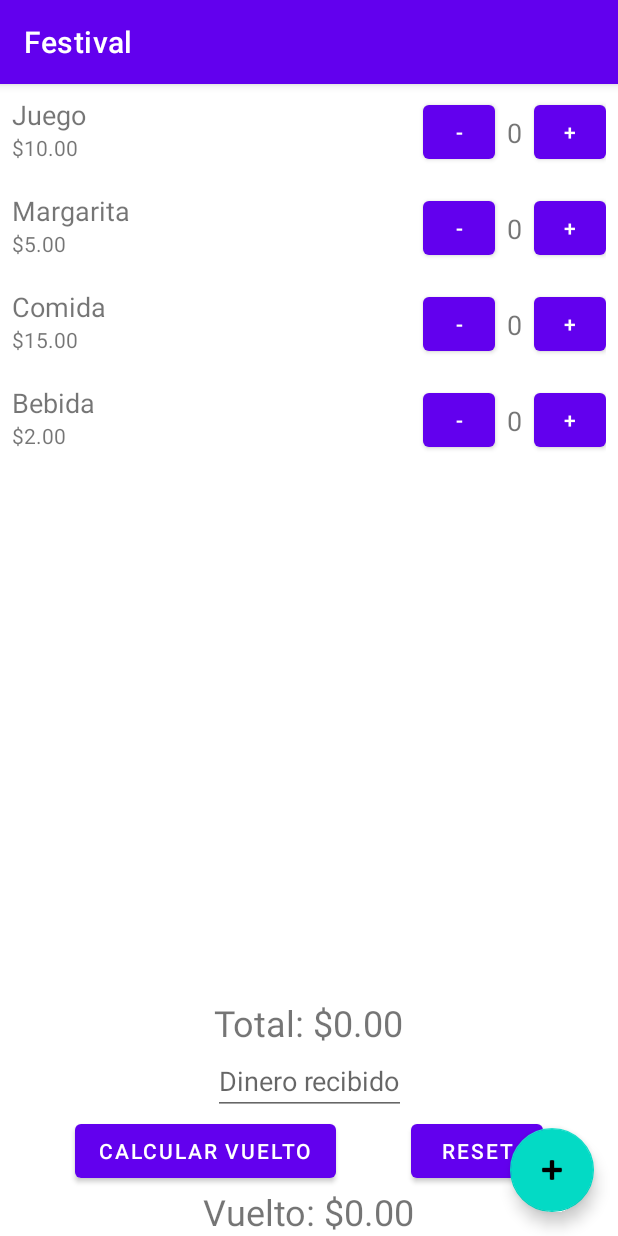
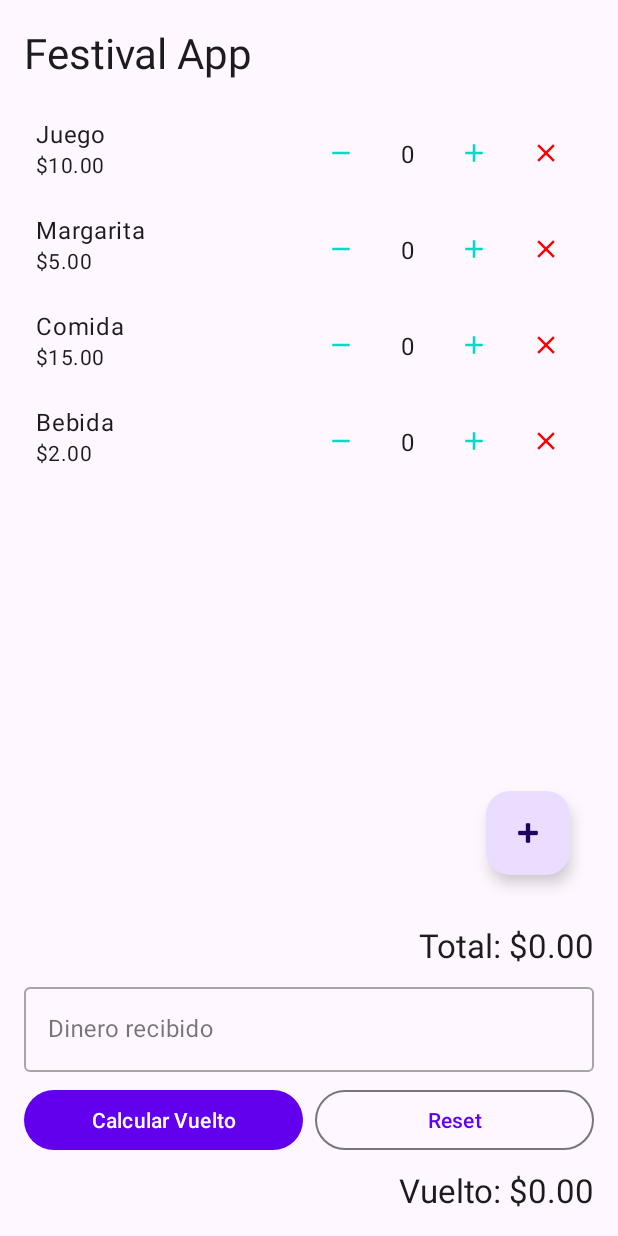
Before and after one commit to Pablofing2013/Aplicacion-festival-Android, an Android app: the screen it shows after launch (MainActivity), on a phone screen of 412 x 824 dp. Run offline under Robolectric (Android 15) with nearby library versions, the phone set to English and light mode, and no system bars.

Commit message:
se agregaron estilos

```diff
--- a/app/build.gradle.kts
+++ b/app/build.gradle.kts
@@ -30,7 +30,7 @@ android {
     }
     compileOptions {
         sourceCompatibility = JavaVersion.VERSION_11
-        targetCompatibility = JavaVersion.VERSION_17
+        targetCompatibility = JavaVersion.VERSION_11
     }
     kotlinOptions {
         jvmTarget = "11"
--- a/app/src/main/java/uy/escuela/festival/AddProductActivity.kt
+++ b/app/src/main/java/uy/escuela/festival/AddProductActivity.kt
@@ -4,13 +4,13 @@ import android.app.Activity
 import android.content.Intent
 import android.os.Bundle
 import android.widget.Button
-import android.widget.EditText
 import androidx.appcompat.app.AppCompatActivity
+import com.google.android.material.textfield.TextInputEditText
 
 class AddProductActivity : AppCompatActivity() {
 
-    private lateinit var nameEditText: EditText
-    private lateinit var priceEditText: EditText
+    private lateinit var nameEditText: TextInputEditText
+    private lateinit var priceEditText: TextInputEditText
     private lateinit var saveButton: Button
 
     override fun onCreate(savedInstanceState: Bundle?) {
--- a/app/src/main/java/uy/escuela/festival/ItemAdapter.kt
+++ b/app/src/main/java/uy/escuela/festival/ItemAdapter.kt
@@ -9,7 +9,8 @@ import androidx.recyclerview.widget.RecyclerView
 
 class ItemAdapter(
     private val items: List<Item>,
-    private val onQuantityChanged: () -> Unit
+    private val onQuantityChanged: () -> Unit,
+    private val onDeleteClicked: (Item) -> Unit
 ) : RecyclerView.Adapter<ItemAdapter.ViewHolder>() {
 
     override fun onCreateViewHolder(parent: ViewGroup, viewType: Int): ViewHolder {
@@ -36,6 +37,10 @@ class ItemAdapter(
                 onQuantityChanged()
             }
         }
+
+        holder.deleteButton.setOnClickListener {
+            onDeleteClicked(item)
+        }
     }
 
     override fun getItemCount() = items.size
@@ -46,5 +51,6 @@ class ItemAdapter(
         val itemQuantity: TextView = itemView.findViewById(R.id.itemQuantity)
         val plusButton: Button = itemView.findViewById(R.id.plusButton)
         val minusButton: Button = itemView.findViewById(R.id.minusButton)
+        val deleteButton: Button = itemView.findViewById(R.id.deleteButton)
     }
 }
--- a/app/src/main/java/uy/escuela/festival/MainActivity.kt
+++ b/app/src/main/java/uy/escuela/festival/MainActivity.kt
@@ -4,19 +4,19 @@ import android.app.Activity
 import android.content.Intent
 import android.os.Bundle
 import android.widget.Button
-import android.widget.EditText
 import android.widget.TextView
 import androidx.activity.result.contract.ActivityResultContracts
 import androidx.appcompat.app.AppCompatActivity
 import androidx.recyclerview.widget.LinearLayoutManager
 import androidx.recyclerview.widget.RecyclerView
 import com.google.android.material.floatingactionbutton.FloatingActionButton
+import com.google.android.material.textfield.TextInputEditText
 
 class MainActivity : AppCompatActivity() {
 
     private lateinit var itemsRecyclerView: RecyclerView
     private lateinit var totalPriceTextView: TextView
-    private lateinit var receivedMoneyEditText: EditText
+    private lateinit var receivedMoneyEditText: TextInputEditText
     private lateinit var calculateChangeButton: Button
     private lateinit var resetButton: Button
     private lateinit var changeTextView: TextView
@@ -54,7 +54,7 @@ class MainActivity : AppCompatActivity() {
         addProductButton = findViewById(R.id.addProductButton)
 
         itemsRecyclerView.layoutManager = LinearLayoutManager(this)
-        itemsRecyclerView.adapter = ItemAdapter(items) { updateTotal() }
+        itemsRecyclerView.adapter = ItemAdapter(items, { updateTotal() }, { deleteItem(it) })
 
         calculateChangeButton.setOnClickListener {
             calculateChange()
@@ -85,7 +85,16 @@ class MainActivity : AppCompatActivity() {
         items.forEach { it.quantity = 0 }
         itemsRecyclerView.adapter?.notifyDataSetChanged()
         updateTotal()
-        receivedMoneyEditText.text.clear()
+        receivedMoneyEditText.text?.clear()
         changeTextView.text = getString(R.string.default_change)
     }
+
+    private fun deleteItem(item: Item) {
+        val position = items.indexOf(item)
+        if (position != -1) {
+            items.removeAt(position)
+            itemsRecyclerView.adapter?.notifyItemRemoved(position)
+            updateTotal()
+        }
+    }
 }
--- /dev/null
+++ b/app/src/main/res/drawable/ic_add.xml
@@ -0,0 +1,10 @@
+<vector xmlns:android="http://schemas.android.com/apk/res/android"
+    android:width="24dp"
+    android:height="24dp"
+    android:viewportWidth="24"
+    android:viewportHeight="24"
+    android:tint="?attr/colorControlNormal">
+  <path
+      android:fillColor="@android:color/white"
+      android:pathData="M19,13h-6v6h-2v-6H5v-2h6V5h2v6h6v2z"/>
+</vector>
--- /dev/null
+++ b/app/src/main/res/drawable/ic_close.xml
@@ -0,0 +1,10 @@
+<vector xmlns:android="http://schemas.android.com/apk/res/android"
+    android:width="24dp"
+    android:height="24dp"
+    android:viewportWidth="24"
+    android:viewportHeight="24"
+    android:tint="?attr/colorControlNormal">
+  <path
+      android:fillColor="@android:color/white"
+      android:pathData="M19,6.41L17.59,5L12,10.59L6.41,5L5,6.41L10.59,12L5,17.59L6.41,19L12,13.41L17.59,19L19,17.59L13.41,12z"/>
+</vector>
--- /dev/null
+++ b/app/src/main/res/drawable/ic_remove.xml
@@ -0,0 +1,10 @@
+<vector xmlns:android="http://schemas.android.com/apk/res/android"
+    android:width="24dp"
+    android:height="24dp"
+    android:viewportWidth="24"
+    android:viewportHeight="24"
+    android:tint="?attr/colorControlNormal">
+  <path
+      android:fillColor="@android:color/white"
+      android:pathData="M19,13H5v-2h14v2z"/>
+</vector>
--- a/app/src/main/res/layout/activity_add_product.xml
+++ b/app/src/main/res/layout/activity_add_product.xml
@@ -2,34 +2,62 @@
 <androidx.constraintlayout.widget.ConstraintLayout xmlns:android="http://schemas.android.com/apk/res/android"
     xmlns:app="http://schemas.android.com/apk/res-auto"
     android:layout_width="match_parent"
-    android:layout_height="match_parent">
+    android:layout_height="match_parent"
+    android:padding="16dp">
 
-    <EditText
-        android:id="@+id/nameEditText"
+    <TextView
+        android:id="@+id/titleTextView"
+        android:layout_width="wrap_content"
+        android:layout_height="wrap_content"
+        android:text="Añadir Nuevo Producto"
+        android:textAppearance="@style/TextAppearance.Material3.HeadlineSmall"
+        app:layout_constraintStart_toStartOf="parent"
+        app:layout_constraintTop_toTopOf="parent"
+        android:layout_marginBottom="24dp"/>
+
+    <com.google.android.material.textfield.TextInputLayout
+        android:id="@+id/nameInputLayout"
+        style="@style/Widget.MaterialComponents.TextInputLayout.OutlinedBox"
         android:layout_width="0dp"
         android:layout_height="wrap_content"
-        android:hint="Nombre del producto"
-        app:layout_constraintTop_toTopOf="parent"
+        android:layout_marginTop="16dp"
+        app:layout_constraintTop_toBottomOf="@+id/titleTextView"
         app:layout_constraintStart_toStartOf="parent"
-        app:layout_constraintEnd_toEndOf="parent" />
+        app:layout_constraintEnd_toEndOf="parent">
 
-    <EditText
-        android:id="@+id/priceEditText"
+        <com.google.android.material.textfield.TextInputEditText
+            android:id="@+id/nameEditText"
+            android:layout_width="match_parent"
+            android:layout_height="wrap_content"
+            android:hint="Nombre del producto" />
+    </com.google.android.material.textfield.TextInputLayout>
+
+    <com.google.android.material.textfield.TextInputLayout
+        android:id="@+id/priceInputLayout"
+        style="@style/Widget.MaterialComponents.TextInputLayout.OutlinedBox"
         android:layout_width="0dp"
         android:layout_height="wrap_content"
-        android:hint="Precio del producto"
-        android:inputType="numberDecimal"
-        app:layout_constraintTop_toBottomOf="@+id/nameEditText"
+        android:layout_marginTop="16dp"
+        app:layout_constraintTop_toBottomOf="@id/nameInputLayout"
         app:layout_constraintStart_toStartOf="parent"
-        app:layout_constraintEnd_toEndOf="parent" />
+        app:layout_constraintEnd_toEndOf="parent">
+
+        <com.google.android.material.textfield.TextInputEditText
+            android:id="@+id/priceEditText"
+            android:layout_width="match_parent"
+            android:layout_height="wrap_content"
+            android:hint="Precio del producto"
+            android:inputType="numberDecimal" />
+    </com.google.android.material.textfield.TextInputLayout>
 
     <Button
         android:id="@+id/saveButton"
-        android:layout_width="wrap_content"
+        android:layout_width="0dp"
         android:layout_height="wrap_content"
         android:text="Guardar"
-        app:layout_constraintTop_toBottomOf="@+id/priceEditText"
+        app:layout_constraintBottom_toBottomOf="parent"
         app:layout_constraintStart_toStartOf="parent"
-        app:layout_constraintEnd_toEndOf="parent" />
+        app:layout_constraintEnd_toEndOf="parent"
+        android:layout_marginBottom="16dp"/>
 
 </androidx.constraintlayout.widget.ConstraintLayout>
--- a/app/src/main/res/layout/activity_main.xml
+++ b/app/src/main/res/layout/activity_main.xml
@@ -4,64 +4,95 @@
     xmlns:tools="http://schemas.android.com/tools"
     android:layout_width="match_parent"
     android:layout_height="match_parent"
+    android:padding="16dp"
     tools:context=".MainActivity">
+
+    <TextView
+        android:id="@+id/titleTextView"
+        android:layout_width="wrap_content"
+        android:layout_height="wrap_content"
+        android:text="Festival App"
+        android:textAppearance="@style/TextAppearance.Material3.HeadlineMedium"
+        app:layout_constraintStart_toStartOf="parent"
+        app:layout_constraintTop_toTopOf="parent" />
 
     <androidx.recyclerview.widget.RecyclerView
         android:id="@+id/itemsRecyclerView"
         android:layout_width="0dp"
         android:layout_height="0dp"
-        app:layout_constraintTop_toTopOf="parent"
+        android:layout_marginTop="16dp"
+        app:layout_constraintTop_toBottomOf="@+id/titleTextView"
         app:layout_constraintStart_toStartOf="parent"
         app:layout_constraintEnd_toEndOf="parent"
-        app:layout_constraintBottom_toTopOf="@id/totalPriceTextView" />
+        app:layout_constraintBottom_toTopOf="@id/paymentControlsLayout" />
+
+    <LinearLayout
+        android:id="@+id/paymentControlsLayout"
+        android:layout_width="0dp"
+        android:layout_height="wrap_content"
+        android:orientation="vertical"
+        android:paddingTop="16dp"
+        app:layout_constraintBottom_toBottomOf="parent"
+        app:layout_constraintStart_toStartOf="parent"
+        app:layout_constraintEnd_toEndOf="parent">
 
         <TextView
             android:id="@+id/totalPriceTextView"
-        android:layout_width="wrap_content"
+            android:layout_width="match_parent"
             android:layout_height="wrap_content"
             android:text="Total: $0.00"
-        android:textSize="24sp"
-        app:layout_constraintBottom_toTopOf="@id/receivedMoneyEditText"
-        app:layout_constraintEnd_toEndOf="parent"
-        app:layout_constraintStart_toStartOf="parent" />
+            android:textAppearance="@style/TextAppearance.Material3.TitleLarge"
+            android:gravity="end" />
 
-    <EditText
+        <com.google.android.material.textfield.TextInputLayout
+            android:id="@+id/receivedMoneyInputLayout"
+            style="@style/Widget.MaterialComponents.TextInputLayout.OutlinedBox"
+            android:layout_width="match_parent"
+            android:layout_height="wrap_content"
+            android:layout_marginTop="8dp">
+
+            <com.google.android.material.textfield.TextInputEditText
                 android:id="@+id/receivedMoneyEditText"
-        android:layout_width="wrap_content"
+                android:layout_width="match_parent"
                 android:layout_height="wrap_content"
                 android:hint="Dinero recibido"
-        android:inputType="numberDecimal"
-        app:layout_constraintBottom_toTopOf="@id/calculateChangeButton"
-        app:layout_constraintEnd_toEndOf="parent"
-        app:layout_constraintStart_toStartOf="parent" />
+                android:inputType="numberDecimal" />
+        </com.google.android.material.textfield.TextInputLayout>
+
+        <LinearLayout
+            android:layout_width="match_parent"
+            android:layout_height="wrap_content"
+            android:orientation="horizontal"
+            android:layout_marginTop="8dp">
 
             <Button
                 android:id="@+id/calculateChangeButton"
-        android:layout_width="wrap_content"
+                android:layout_width="0dp"
                 android:layout_height="wrap_content"
-        android:text="Calcular Vuelto"
-        app:layout_constraintBottom_toTopOf="@id/changeTextView"
-        app:layout_constraintEnd_toStartOf="@+id/resetButton"
-        app:layout_constraintStart_toStartOf="parent" />
+                android:layout_weight="1"
+                android:text="Calcular Vuelto" />
 
             <Button
                 android:id="@+id/resetButton"
-        android:layout_width="wrap_content"
+                style="?attr/materialButtonOutlinedStyle"
+                android:layout_width="0dp"
                 android:layout_height="wrap_content"
-        android:text="Reset"
-        app:layout_constraintBottom_toTopOf="@id/changeTextView"
-        app:layout_constraintStart_toEndOf="@+id/calculateChangeButton"
-        app:layout_constraintEnd_toEndOf="parent" />
+                android:layout_marginStart="8dp"
+                android:layout_weight="1"
+                android:text="Reset" />
+
+        </LinearLayout>
 
         <TextView
             android:id="@+id/changeTextView"
-        android:layout_width="wrap_content"
+            android:layout_width="match_parent"
             android:layout_height="wrap_content"
             android:text="Vuelto: $0.00"
-        android:textSize="24sp"
-        app:layout_constraintBottom_toBottomOf="parent"
-        app:layout_constraintEnd_toEndOf="parent"
-        app:layout_constraintStart_toStartOf="parent" />
+            android:textAppearance="@style/TextAppearance.Material3.TitleLarge"
+            android:gravity="end"
+            android:layout_marginTop="8dp"/>
+
+    </LinearLayout>
 
     <com.google.android.material.floatingactionbutton.FloatingActionButton
         android:id="@+id/addProductButton"
@@ -69,7 +100,7 @@
         android:layout_height="wrap_content"
         android:layout_margin="16dp"
         android:src="@android:drawable/ic_input_add"
-        app:layout_constraintBottom_toBottomOf="parent"
+        app:layout_constraintBottom_toTopOf="@id/paymentControlsLayout"
         app:layout_constraintEnd_toEndOf="parent" />
 
 </androidx.constraintlayout.widget.ConstraintLayout>
--- a/app/src/main/res/layout/item_row.xml
+++ b/app/src/main/res/layout/item_row.xml
@@ -10,7 +10,7 @@
         android:layout_width="0dp"
         android:layout_height="wrap_content"
         android:text="Item Name"
-        android:textSize="18sp"
+        android:textAppearance="@style/TextAppearance.Material3.BodyLarge"
         app:layout_constraintStart_toStartOf="parent"
         app:layout_constraintTop_toTopOf="parent"
         app:layout_constraintEnd_toStartOf="@id/minusButton"/>
@@ -20,14 +20,17 @@
         android:layout_width="wrap_content"
         android:layout_height="wrap_content"
         android:text="$0.00"
+        android:textAppearance="@style/TextAppearance.Material3.BodyMedium"
         app:layout_constraintStart_toStartOf="parent"
         app:layout_constraintTop_toBottomOf="@id/itemName" />
 
     <Button
         android:id="@+id/minusButton"
+        style="?attr/materialIconButtonStyle"
         android:layout_width="48dp"
         android:layout_height="48dp"
-        android:text="-"
+        app:icon="@drawable/ic_remove"
+        app:iconTint="?attr/colorSecondary"
         app:layout_constraintEnd_toStartOf="@id/itemQuantity"
         app:layout_constraintTop_toTopOf="parent" />
 
@@ -36,18 +39,30 @@
         android:layout_width="wrap_content"
         android:layout_height="wrap_content"
         android:text="0"
-        android:textSize="18sp"
-        android:paddingStart="8dp"
-        android:paddingEnd="8dp"
+        android:textAppearance="@style/TextAppearance.Material3.BodyLarge"
+        android:paddingStart="16dp"
+        android:paddingEnd="16dp"
         app:layout_constraintEnd_toStartOf="@id/plusButton"
         app:layout_constraintTop_toTopOf="parent"
         app:layout_constraintBottom_toBottomOf="parent"/>
 
     <Button
         android:id="@+id/plusButton"
+        style="?attr/materialIconButtonStyle"
         android:layout_width="48dp"
         android:layout_height="48dp"
-        android:text="+"
+        app:icon="@drawable/ic_add"
+        app:iconTint="?attr/colorSecondary"
+        app:layout_constraintEnd_toStartOf="@id/deleteButton"
+        app:layout_constraintTop_toTopOf="parent" />
+
+    <Button
+        android:id="@+id/deleteButton"
+        style="?attr/materialIconButtonStyle"
+        android:layout_width="48dp"
+        android:layout_height="48dp"
+        app:icon="@drawable/ic_close"
+        app:iconTint="@color/red_500"
         app:layout_constraintEnd_toEndOf="parent"
         app:layout_constraintTop_toTopOf="parent" />
 
--- a/app/src/main/res/values-night/themes.xml
+++ b/app/src/main/res/values-night/themes.xml
@@ -1,6 +1,6 @@
 <resources xmlns:tools="http://schemas.android.com/tools">
     <!-- Base application theme. -->
-    <style name="Theme.Festival" parent="Theme.MaterialComponents.DayNight.DarkActionBar">
+    <style name="Theme.Festival" parent="Theme.Material3.DayNight.NoActionBar">
         <!-- Primary brand color. -->
         <item name="colorPrimary">@color/purple_200</item>
         <item name="colorPrimaryVariant">@color/purple_700</item>
--- a/app/src/main/res/values/colors.xml
+++ b/app/src/main/res/values/colors.xml
@@ -7,4 +7,7 @@
     <color name="teal_700">#FF018786</color>
     <color name="black">#FF000000</color>
     <color name="white">#FFFFFFFF</color>
+    <color name="light_gray">#F5F5F5</color>
+    <color name="dark_gray">#333333</color>
+    <color name="red_500">#FF0000</color>
 </resources>
--- a/app/src/main/res/values/themes.xml
+++ b/app/src/main/res/values/themes.xml
@@ -1,6 +1,6 @@
 <resources xmlns:tools="http://schemas.android.com/tools">
     <!-- Base application theme. -->
-    <style name="Theme.Festival" parent="Theme.MaterialComponents.DayNight.DarkActionBar">
+    <style name="Theme.Festival" parent="Theme.Material3.DayNight.NoActionBar">
         <!-- Primary brand color. -->
         <item name="colorPrimary">@color/purple_500</item>
         <item name="colorPrimaryVariant">@color/purple_700</item>
```
Lines whose indentation alone changed are shown as unchanged.
